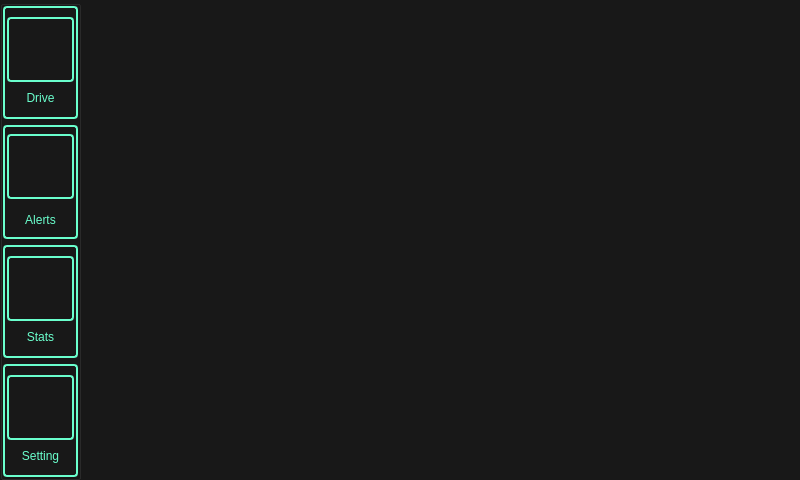
Old version of the form ui/mainwindow.ui in the repository rozkalibrowany/vocc.
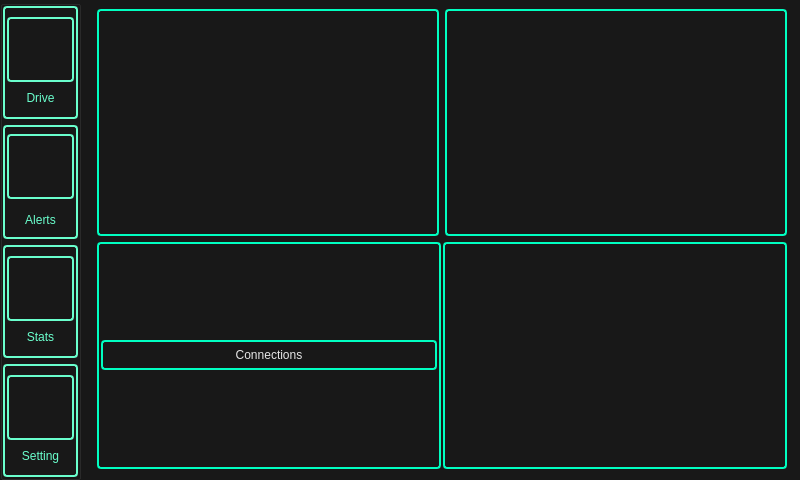
New version of the form. The open tabs and pages were chosen to show the change. Icons and pictures are not drawn.

Commit message: Initial commit of new settings widget

The edit to the form file:
```diff
--- a/ui/mainwindow.ui
+++ b/ui/mainwindow.ui
@@ -1984,7 +1984,178 @@
         </widget>
        </widget>
        <widget class="QWidget" name="stats"/>
-       <widget class="QWidget" name="settings"/>
+       <widget class="QWidget" name="settings">
+        <widget class="QWidget" name="gridWidget" native="true">
+         <property name="geometry">
+          <rect>
+           <x>0</x>
+           <y>0</y>
+           <width>690</width>
+           <height>460</height>
+          </rect>
+         </property>
+         <property name="styleSheet">
+          <string notr="true"/>
+         </property>
+         <layout class="QGridLayout" name="gridLayout_2">
+          <item row="1" column="0">
+           <layout class="QVBoxLayout" name="verticalLayout_9">
+            <property name="spacing">
+             <number>2</number>
+            </property>
+            <item>
+             <layout class="QHBoxLayout" name="horizontalLayout_12">
+              <item>
+               <widget class="QFrame" name="verticalFrame_10">
+                <property name="styleSheet">
+                 <string notr="true">QFrame{
+border: 1.5px solid #00ffc1;
+border-radius: 4px;
+padding: 2px;
+color: #00ffc1;
+background: transparent;
+}</string>
+                </property>
+                <layout class="QVBoxLayout" name="verticalLayout_14">
+                 <property name="spacing">
+                  <number>2</number>
+                 </property>
+                 <property name="leftMargin">
+                  <number>0</number>
+                 </property>
+                 <property name="topMargin">
+                  <number>0</number>
+                 </property>
+                 <property name="rightMargin">
+                  <number>0</number>
+                 </property>
+                 <property name="bottomMargin">
+                  <number>0</number>
+                 </property>
+                 <item>
+                  <widget class="QFrame" name="verticalFrame_8">
+                   <property name="maximumSize">
+                    <size>
+                     <width>16777215</width>
+                     <height>30</height>
+                    </size>
+                   </property>
+                   <property name="styleSheet">
+                    <string notr="true"/>
+                   </property>
+                   <layout class="QVBoxLayout" name="verticalLayout_16">
+                    <property name="spacing">
+                     <number>0</number>
+                    </property>
+                    <property name="sizeConstraint">
+                     <enum>QLayout::SetDefaultConstraint</enum>
+                    </property>
+                    <property name="leftMargin">
+                     <number>0</number>
+                    </property>
+                    <property name="topMargin">
+                     <number>0</number>
+                    </property>
+                    <property name="rightMargin">
+                     <number>0</number>
+                    </property>
+                    <property name="bottomMargin">
+                     <number>0</number>
+                    </property>
+                    <item>
+                     <widget class="QLabel" name="label_2">
+                      <property name="styleSheet">
+                       <string notr="true">border: none;
+padding: 2px;
+font: 75 italic 12pt &quot;Halvetica&quot; ;
+color: #e6e6e6;</string>
+                      </property>
+                      <property name="text">
+                       <string>Connections</string>
+                      </property>
+                      <property name="alignment">
+                       <set>Qt::AlignCenter</set>
+                      </property>
+                     </widget>
+                    </item>
+                   </layout>
+                  </widget>
+                 </item>
+                 <item>
+                  <layout class="QVBoxLayout" name="verticalLayout_15"/>
+                 </item>
+                </layout>
+               </widget>
+              </item>
+              <item>
+               <widget class="QFrame" name="verticalFrame_9">
+                <property name="styleSheet">
+                 <string notr="true">QFrame{
+border: 1.5px solid #00ffc1;
+border-radius: 4px;
+padding: 2px;
+color: #00ffc1;
+background: transparent;
+}</string>
+                </property>
+                <layout class="QVBoxLayout" name="verticalLayout_13">
+                 <property name="spacing">
+                  <number>2</number>
+                 </property>
+                </layout>
+               </widget>
+              </item>
+             </layout>
+            </item>
+           </layout>
+          </item>
+          <item row="0" column="0">
+           <layout class="QVBoxLayout" name="verticalLayout_10">
+            <item>
+             <layout class="QHBoxLayout" name="horizontalLayout_10">
+              <item>
+               <widget class="QFrame" name="verticalFrame_8">
+                <property name="styleSheet">
+                 <string notr="true">QFrame{
+border: 1.5px solid #00ffc1;
+border-radius: 4px;
+padding: 2px;
+color: #00ffc1;
+background: transparent;
+}</string>
+                </property>
+                <layout class="QVBoxLayout" name="verticalLayout_12">
+                 <property name="spacing">
+                  <number>2</number>
+                 </property>
+                </layout>
+               </widget>
+              </item>
+              <item>
+               <widget class="QFrame" name="verticalFrame_7">
+                <property name="styleSheet">
+                 <string notr="true">QFrame{
+border: 1.5px solid #00ffc1;
+border-radius: 4px;
+padding: 2px;
+color: #00ffc1;
+background: transparent;
+}</string>
+                </property>
+                <layout class="QVBoxLayout" name="verticalLayout_11">
+                 <property name="spacing">
+                  <number>2</number>
+                 </property>
+                </layout>
+               </widget>
+              </item>
+             </layout>
+            </item>
+           </layout>
+          </item>
+         </layout>
+        </widget>
+       </widget>
       </widget>
      </item>
     </layout>
```
Left out of the diff: 2 changed lines with no effect on the pictures. The commit also changes 4 other files.
